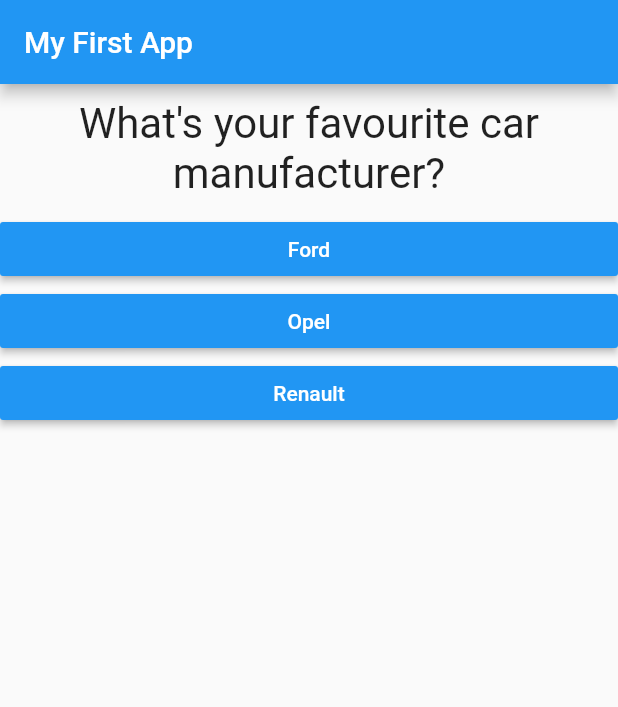
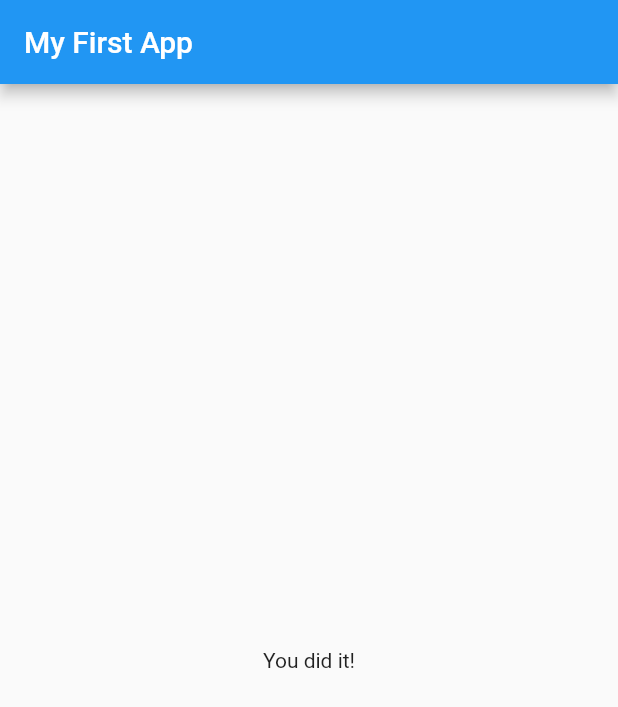
Before and after one commit to davidcopano/flutter_complete_guide, a Flutter app: the screen it shows after launch, after a tap on "Black", after a tap on "Snake", after a tap on "Ford", on a phone screen of 412 x 824 dp. Shown: the top 707 px of the screen. Run offline on Flutter 3.47's test engine with Material 2 defaults, Android fonts, the phone set to English and light mode, and no system bars.

Commit message:
Following the course

```diff
--- a/lib/main.dart
+++ b/lib/main.dart
@@ -28,13 +28,9 @@ class _MyCoolAppState extends State<MyCoolApp> {
   var _questionIndex = 0;
 
   void _answerQuestion() {
-    if (_questionIndex == (questions.length - 1)) {
-      print('No more questions available!');
-    } else {
     setState(() {
       _questionIndex++;
     });
-    }
   }
 
   @override
@@ -44,7 +40,8 @@ class _MyCoolAppState extends State<MyCoolApp> {
         appBar: AppBar(
           title: Text('My First App'),
         ),
-        body: Column(
+        body: _questionIndex < questions.length
+            ? Column(
                 children: [
                   Question(questions[_questionIndex]['questionText']),
                   ...(questions[_questionIndex]['answers'] as List<String>)
@@ -52,6 +49,9 @@ class _MyCoolAppState extends State<MyCoolApp> {
                     return Answer(_answerQuestion, answer);
                   }).toList()
                 ],
+              )
+            : Center(
+                child: Text('You did it!'),
               ),
       ),
     );
```
Lines whose indentation alone changed are shown as unchanged.
